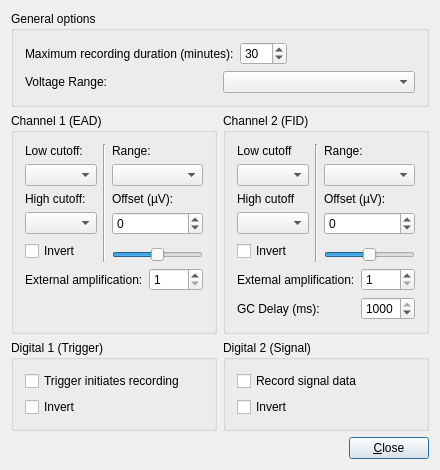
First picture: the form in View/RecordSettingsDialog.ui, repository ellis/gcead, before the edit.
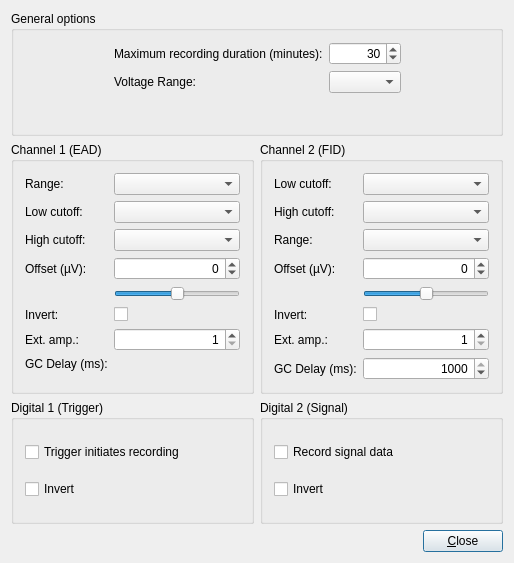
Second picture: the form after the edit.

Commit message: Improving RecordSettingsDialog for IDAC2

Diff of the .ui file:
```diff
--- a/View/RecordSettingsDialog.ui
+++ b/View/RecordSettingsDialog.ui
@@ -1,39 +1,55 @@
 <ui version="4.0" >
  <class>RecordSettingsDialogClass</class>
- <widget class="QDialog" name="RecordSettingsDialogClass" >
-  <property name="geometry" >
+ <widget class="QDialog" name="RecordSettingsDialogClass">
+  <property name="geometry">
    <rect>
     <x>0</x>
     <y>0</y>
-    <width>402</width>
-    <height>405</height>
+    <width>514</width>
+    <height>563</height>
    </rect>
   </property>
   <property name="windowTitle" >
    <string>Recording Options</string>
   </property>
-  <layout class="QGridLayout" name="gridLayout_3" >
-   <item row="0" column="0" colspan="3" >
-    <widget class="QGroupBox" name="grpGeneral" >
-     <property name="title" >
+  <layout class="QGridLayout" name="gridLayout">
+   <item row="0" column="0" colspan="2">
+    <widget class="QGroupBox" name="grpGeneral">
+     <property name="title">
       <string>General options</string>
      </property>
      <property name="checked" >
       <bool>false</bool>
      </property>
-     <layout class="QVBoxLayout" name="verticalLayout_3" >
+     <layout class="QHBoxLayout" name="horizontalLayout">
       <item>
-       <layout class="QHBoxLayout" name="horizontalLayout" >
+       <spacer name="horizontalSpacer">
+        <property name="orientation">
+         <enum>Qt::Horizontal</enum>
+        </property>
+        <property name="sizeHint" stdset="0">
+         <size>
+          <width>28</width>
+          <height>20</height>
+         </size>
+        </property>
+       </spacer>
+      </item>
         <item>
-         <widget class="QLabel" name="lblRecordingDuration" >
-          <property name="text" >
+       <layout class="QFormLayout" name="formLayout_3">
+        <item row="0" column="0">
+         <widget class="QLabel" name="lblRecordingDuration">
+          <property name="text">
            <string>Maximum recording duration (minutes):</string>
           </property>
          </widget>
         </item>
-        <item>
-         <widget class="QSpinBox" name="edtRecordingDuration" >
-          <property name="minimum" >
+        <item row="0" column="1">
+         <widget class="QSpinBox" name="edtRecordingDuration">
+          <property name="alignment">
+           <set>Qt::AlignRight|Qt::AlignTrailing|Qt::AlignVCenter</set>
+          </property>
+          <property name="minimum">
            <number>1</number>
           </property>
           <property name="maximum" >
@@ -44,34 +60,30 @@
           </property>
          </widget>
         </item>
-        <item>
-         <spacer name="horizontalSpacer_3" >
-          <property name="orientation" >
-           <enum>Qt::Horizontal</enum>
-          </property>
-          <property name="sizeHint" stdset="0" >
-           <size>
-            <width>40</width>
-            <height>20</height>
-           </size>
-          </property>
-         </spacer>
-        </item>
-       </layout>
-	  </item>
-	  <item>
-       <layout class="QHBoxLayout" name="horizontalLayout" >
-        <item>
-         <widget class="QLabel" name="lblRange" >
-          <property name="text" >
+        <item row="1" column="0">
+         <widget class="QLabel" name="lblRange">
+          <property name="text">
            <string>Voltage Range:</string>
           </property>
          </widget>
         </item>
+        <item row="1" column="1">
+         <widget class="QComboBox" name="cmbRange"/>
+        </item>
+       </layout>
+      </item>
         <item>
-         <widget class="QComboBox" name="cmbRange" />
-        </item>
-       </layout>
+       <spacer name="horizontalSpacer_3">
+        <property name="orientation">
+         <enum>Qt::Horizontal</enum>
+        </property>
+        <property name="sizeHint" stdset="0">
+         <size>
+          <width>29</width>
+          <height>20</height>
+         </size>
+        </property>
+       </spacer>
       </item>
      </layout>
     </widget>
@@ -81,54 +93,52 @@
      <property name="title" >
       <string>Channel 1 (EAD)</string>
      </property>
-     <layout class="QGridLayout" name="gridChan1" >
-      <item row="0" column="0" >
-       <widget class="QLabel" name="lblLowcut_1" >
-        <property name="text" >
-         <string>Low cutoff:</string>
-        </property>
-       </widget>
-      </item>
-      <item rowspan="6" row="0" column="1" >
-       <widget class="Line" name="line" >
-        <property name="orientation" >
-         <enum>Qt::Vertical</enum>
-        </property>
-       </widget>
-      </item>
-      <item row="0" column="2" >
-       <widget class="QLabel" name="lblRange_1" >
-        <property name="text" >
+     <layout class="QVBoxLayout" name="verticalLayout_3">
+      <item>
+       <layout class="QFormLayout" name="formLayout">
+        <item row="0" column="0">
+         <widget class="QLabel" name="lblRange_1">
+          <property name="text">
          <string>Range:</string>
         </property>
        </widget>
       </item>
-      <item row="1" column="0" >
-       <widget class="QComboBox" name="cmbLowcut_1" />
-      </item>
-      <item row="1" column="2" >
-       <widget class="QComboBox" name="cmbRange_1" />
-      </item>
-      <item row="2" column="0" >
-       <widget class="QLabel" name="lblHighcut_1" >
-        <property name="text" >
+        <item row="0" column="1">
+         <widget class="QComboBox" name="cmbRange_1"/>
+        </item>
+        <item row="1" column="0">
+         <widget class="QLabel" name="lblLowcut_1">
+          <property name="text">
+           <string>Low cutoff:</string>
+          </property>
+         </widget>
+        </item>
+        <item row="2" column="0">
+         <widget class="QLabel" name="lblHighcut_1">
+          <property name="text">
          <string>High cutoff:</string>
         </property>
        </widget>
       </item>
-      <item row="2" column="2" >
-       <widget class="QLabel" name="lblOffset_1" >
-        <property name="text" >
+        <item row="2" column="1">
+         <widget class="QComboBox" name="cmbHighcut_1"/>
+        </item>
+        <item row="3" column="0">
+         <widget class="QLabel" name="lblOffset_1">
+          <property name="text">
          <string>Offset (µV):</string>
         </property>
        </widget>
       </item>
-      <item row="3" column="0" >
-       <widget class="QComboBox" name="cmbHighcut_1" />
-      </item>
-      <item row="3" column="2" >
-       <widget class="QSpinBox" name="edtOffset_1" >
-        <property name="minimum" >
+        <item row="1" column="1">
+         <widget class="QComboBox" name="cmbLowcut_1"/>
+        </item>
+        <item row="3" column="1">
+         <widget class="QSpinBox" name="edtOffset_1">
+          <property name="alignment">
+           <set>Qt::AlignRight|Qt::AlignTrailing|Qt::AlignVCenter</set>
+          </property>
+          <property name="minimum">
          <number>-1000000</number>
         </property>
         <property name="maximum" >
@@ -139,16 +149,9 @@
         </property>
        </widget>
       </item>
-      <item rowspan="2" row="4" column="0" >
-       <widget class="QCheckBox" name="chkInvert_1" >
-        <property name="text" >
-         <string>Invert</string>
-        </property>
-       </widget>
-      </item>
-      <item row="5" column="2" >
-       <widget class="QSlider" name="sliderOffset_1" >
-        <property name="minimum" >
+        <item row="4" column="1">
+         <widget class="QSlider" name="sliderOffset_1">
+          <property name="minimum">
          <number>-60</number>
         </property>
         <property name="maximum" >
@@ -159,18 +162,46 @@
         </property>
        </widget>
       </item>
-      <item row="6" column="0" colspan="3" >
-       <layout class="QHBoxLayout" name="horizontalLayout_3" >
-        <item>
-         <widget class="QLabel" name="label" >
-          <property name="text" >
-           <string>External amplification:</string>
+        <item row="4" column="0">
+         <widget class="QLabel" name="label_3">
+          <property name="text">
+           <string/>
           </property>
          </widget>
         </item>
-        <item>
-         <widget class="QSpinBox" name="edtExternalAmplification_1" >
-          <property name="minimum" >
+        <item row="5" column="0">
+         <widget class="QLabel" name="label_2">
+          <property name="text">
+           <string>Invert:</string>
+          </property>
+         </widget>
+        </item>
+        <item row="5" column="1">
+         <widget class="QCheckBox" name="chkInvert_1">
+          <property name="text">
+           <string/>
+          </property>
+         </widget>
+        </item>
+        <item row="6" column="0">
+         <widget class="QLabel" name="label">
+          <property name="toolTip">
+           <string>External amplification</string>
+          </property>
+          <property name="text">
+           <string>Ext. amp.:</string>
+          </property>
+         </widget>
+        </item>
+        <item row="6" column="1">
+         <widget class="QSpinBox" name="edtExternalAmplification_1">
+          <property name="toolTip">
+           <string>External amplification</string>
+          </property>
+          <property name="alignment">
+           <set>Qt::AlignRight|Qt::AlignTrailing|Qt::AlignVCenter</set>
+          </property>
+          <property name="minimum">
            <number>1</number>
           </property>
           <property name="maximum" >
@@ -178,77 +209,69 @@
           </property>
          </widget>
         </item>
-       </layout>
-      </item>
-      <item row="7" column="0" >
-       <spacer name="verticalSpacer" >
-        <property name="orientation" >
-         <enum>Qt::Vertical</enum>
-        </property>
-        <property name="sizeHint" stdset="0" >
-         <size>
-          <width>20</width>
-          <height>18</height>
-         </size>
-        </property>
-       </spacer>
-      </item>
-     </layout>
+        <item row="7" column="0">
+         <widget class="QLabel" name="lblDelay_1">
+          <property name="text">
+           <string>GC Delay (ms):</string>
+          </property>
+         </widget>
+        </item>
+       </layout>
+      </item>
+     </layout>
     </widget>
    </item>
-   <item row="1" column="1" colspan="2" >
-    <widget class="QGroupBox" name="groupBox_2" >
-     <property name="title" >
+   <item row="1" column="1">
+    <widget class="QGroupBox" name="groupBox_2">
+     <property name="title">
       <string>Channel 2 (FID)</string>
      </property>
-     <layout class="QGridLayout" name="gridLayout_4" >
-      <item row="0" column="0" >
-       <widget class="QLabel" name="label_7" >
-        <property name="text" >
-         <string>Low cutoff</string>
+     <layout class="QVBoxLayout" name="verticalLayout_5">
+      <item>
+       <layout class="QFormLayout" name="formLayout_2">
+        <item row="0" column="0">
+         <widget class="QLabel" name="label_7">
+          <property name="text">
+           <string>Low cutoff:</string>
         </property>
        </widget>
       </item>
-      <item rowspan="6" row="0" column="1" >
-       <widget class="Line" name="line_2" >
-        <property name="orientation" >
-         <enum>Qt::Vertical</enum>
+        <item row="0" column="1">
+         <widget class="QComboBox" name="cmbLowcut_2"/>
+        </item>
+        <item row="1" column="0">
+         <widget class="QLabel" name="lblHighcut_2">
+          <property name="text">
+           <string>High cutoff:</string>
         </property>
        </widget>
       </item>
-      <item row="0" column="2" >
-       <widget class="QLabel" name="lblRange_2" >
-        <property name="text" >
+        <item row="1" column="1">
+         <widget class="QComboBox" name="cmbHighcut_2"/>
+        </item>
+        <item row="2" column="0">
+         <widget class="QLabel" name="lblRange_2">
+          <property name="text">
          <string>Range:</string>
         </property>
        </widget>
       </item>
-      <item row="1" column="0" >
-       <widget class="QComboBox" name="cmbLowcut_2" />
-      </item>
-      <item row="1" column="2" >
-       <widget class="QComboBox" name="cmbRange_2" />
-      </item>
-      <item row="2" column="0" >
-       <widget class="QLabel" name="lblHighcut_2" >
-        <property name="text" >
-         <string>High cutoff</string>
-        </property>
-       </widget>
-      </item>
-      <item row="2" column="2" >
-       <widget class="QLabel" name="label_6" >
-        <property name="text" >
+        <item row="2" column="1">
+         <widget class="QComboBox" name="cmbRange_2"/>
+        </item>
+        <item row="3" column="0">
+         <widget class="QLabel" name="label_6">
+          <property name="text">
          <string>Offset (µV):</string>
         </property>
        </widget>
       </item>
-      <item row="3" column="0" >
-       <widget class="QComboBox" name="cmbHighcut_2" />
-      </item>
-      <item row="3" column="2" >
-       <widget class="QSpinBox" name="edtOffset_2" >
-        <property name="minimum" >
+        <item row="3" column="1">
+         <widget class="QSpinBox" name="edtOffset_2">
+          <property name="alignment">
+           <set>Qt::AlignRight|Qt::AlignTrailing|Qt::AlignVCenter</set>
+          </property>
+          <property name="minimum">
          <number>-1000000</number>
         </property>
         <property name="maximum" >
@@ -259,16 +282,9 @@
         </property>
        </widget>
       </item>
-      <item rowspan="2" row="4" column="0" >
-       <widget class="QCheckBox" name="chkInvert_2" >
-        <property name="text" >
-         <string>Invert</string>
-        </property>
-       </widget>
-      </item>
-      <item row="5" column="2" >
-       <widget class="QSlider" name="sliderOffset_2" >
-        <property name="minimum" >
+        <item row="4" column="1">
+         <widget class="QSlider" name="sliderOffset_2">
+          <property name="minimum">
          <number>-60</number>
         </property>
         <property name="maximum" >
@@ -279,18 +295,46 @@
         </property>
        </widget>
       </item>
-      <item row="6" column="0" colspan="3" >
-       <layout class="QGridLayout" name="gridLayout_2" >
-        <item row="0" column="0" >
-         <widget class="QLabel" name="label_10" >
-          <property name="text" >
-           <string>External amplification:</string>
+        <item row="4" column="0">
+         <widget class="QLabel" name="label_5">
+          <property name="text">
+           <string/>
           </property>
          </widget>
         </item>
-        <item row="0" column="1" >
-         <widget class="QSpinBox" name="edtExternalAmplification_2" >
-          <property name="minimum" >
+        <item row="5" column="0">
+         <widget class="QLabel" name="label_4">
+          <property name="text">
+           <string>Invert:</string>
+          </property>
+         </widget>
+        </item>
+        <item row="5" column="1">
+         <widget class="QCheckBox" name="chkInvert_2">
+          <property name="text">
+           <string/>
+          </property>
+         </widget>
+        </item>
+        <item row="6" column="0">
+         <widget class="QLabel" name="label_10">
+          <property name="toolTip">
+           <string>External amplification</string>
+          </property>
+          <property name="text">
+           <string>Ext. amp.:</string>
+          </property>
+         </widget>
+        </item>
+        <item row="6" column="1">
+         <widget class="QSpinBox" name="edtExternalAmplification_2">
+          <property name="toolTip">
+           <string>External amplification</string>
+          </property>
+          <property name="alignment">
+           <set>Qt::AlignRight|Qt::AlignTrailing|Qt::AlignVCenter</set>
+          </property>
+          <property name="minimum">
            <number>1</number>
           </property>
           <property name="maximum" >
@@ -298,16 +342,19 @@
           </property>
          </widget>
         </item>
-        <item row="1" column="0" >
-         <widget class="QLabel" name="label_11" >
-          <property name="text" >
+        <item row="7" column="0">
+         <widget class="QLabel" name="lblDelay_2">
+          <property name="text">
            <string>GC Delay (ms):</string>
           </property>
          </widget>
         </item>
-        <item row="1" column="1" >
-         <widget class="QSpinBox" name="edtGcDelay" >
-          <property name="maximum" >
+        <item row="7" column="1">
+         <widget class="QSpinBox" name="edtGcDelay">
+          <property name="alignment">
+           <set>Qt::AlignRight|Qt::AlignTrailing|Qt::AlignVCenter</set>
+          </property>
+          <property name="maximum">
            <number>1000</number>
           </property>
           <property name="singleStep" >
@@ -346,9 +393,9 @@
      </layout>
     </widget>
    </item>
-   <item row="2" column="1" colspan="2" >
-    <widget class="QGroupBox" name="groupBox_4" >
-     <property name="title" >
+   <item row="2" column="1">
+    <widget class="QGroupBox" name="groupBox_4">
+     <property name="title">
       <string>Digital 2 (Signal)</string>
      </property>
      <layout class="QVBoxLayout" name="verticalLayout_2" >
@@ -369,9 +416,11 @@
      </layout>
     </widget>
    </item>
-   <item row="3" column="1" >
-    <spacer name="horizontalSpacer_2" >
-     <property name="orientation" >
+   <item row="3" column="1">
+    <layout class="QHBoxLayout" name="horizontalLayout_2">
+     <item>
+      <spacer name="horizontalSpacer_2">
+       <property name="orientation">
       <enum>Qt::Horizontal</enum>
      </property>
      <property name="sizeHint" stdset="0" >
@@ -382,9 +431,9 @@
      </property>
     </spacer>
    </item>
-   <item row="3" column="2" >
-    <widget class="QPushButton" name="btnClose" >
-     <property name="text" >
+     <item>
+      <widget class="QPushButton" name="btnClose">
+       <property name="text">
       <string>&amp;Close</string>
      </property>
      <property name="default" >
@@ -393,8 +442,10 @@
     </widget>
    </item>
   </layout>
+   </item>
+  </layout>
  </widget>
- <layoutdefault spacing="6" margin="11" />
+ <layoutdefault spacing="6" margin="11"/>
  <tabstops>
   <tabstop>chkRecordingDuration</tabstop>
   <tabstop>edtRecordingDuration</tabstop>
```
Left out of the diff: 76 changed lines with no effect on the pictures. Lines whose indentation alone changed are shown as unchanged. The commit also changes 3 other files.
